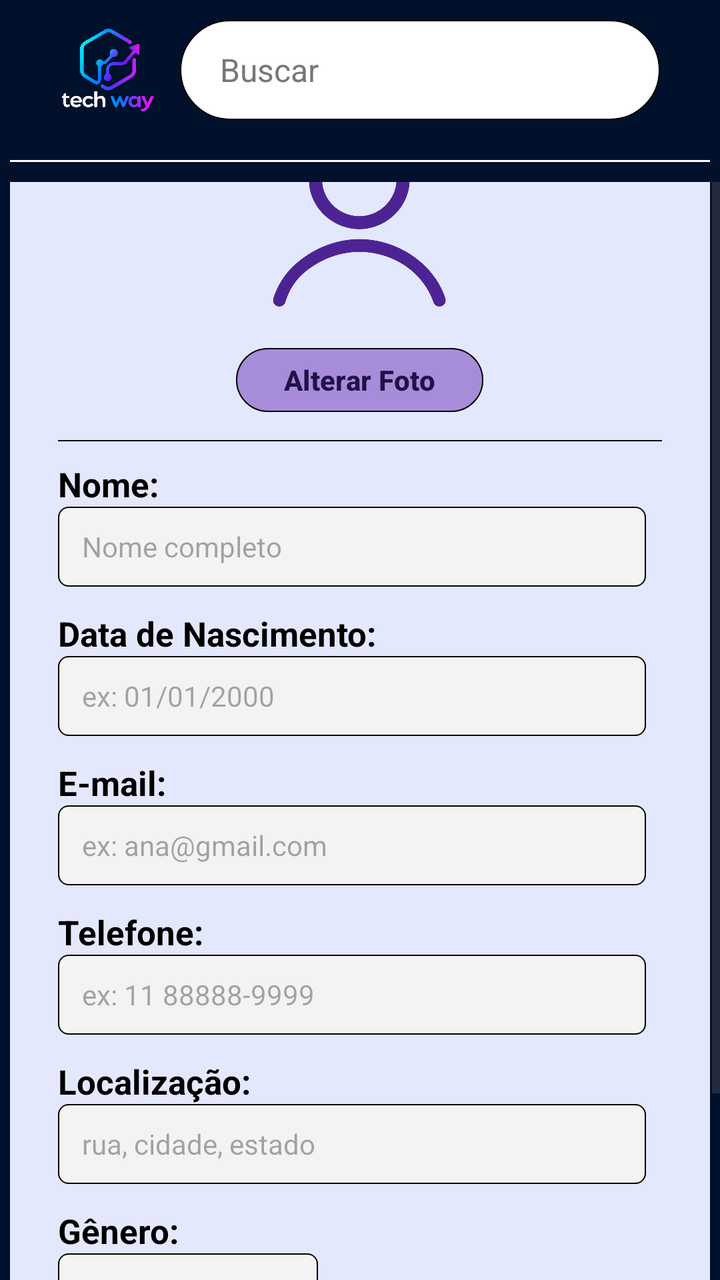
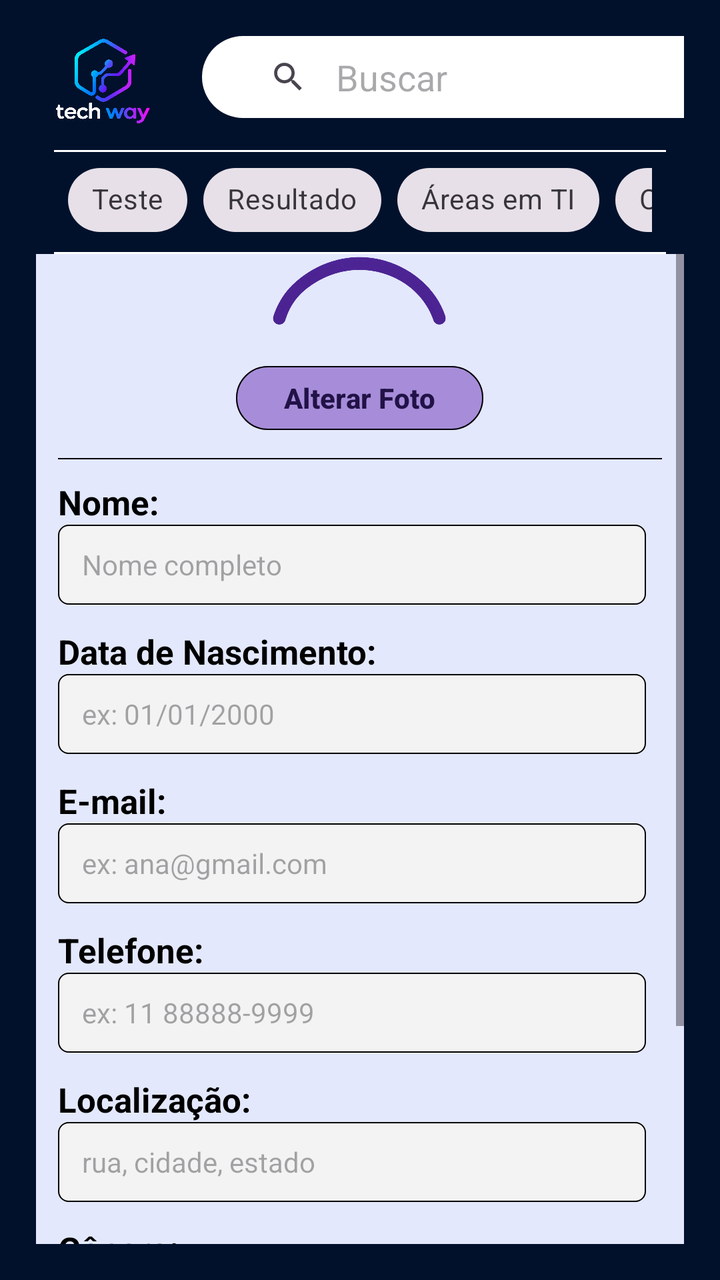

Before-and-after screenshots of an Android layout around one commit, followed by the original layout XML and the change that was made.
<!-- AndroidManifest.xml: application theme Theme.TechWayTCC -->
<!-- res/layout/alterar_dados_activity.xml -->
<?xml version="1.0" encoding="utf-8"?>
<LinearLayout xmlns:android="http://schemas.android.com/apk/res/android"
    xmlns:app="http://schemas.android.com/apk/res-auto"
    xmlns:tools="http://schemas.android.com/tools"
    android:id="@+id/alterarDados"
    android:layout_width="match_parent"
    android:layout_height="match_parent"
    android:background="#01112C"
    android:orientation="vertical"
    tools:context=".nylly.AlterarDados">


    <LinearLayout
        android:layout_width="match_parent"
        android:layout_height="70dp"
        android:orientation="horizontal"
        android:gravity="center_vertical"
        android:paddingStart="30dp"
        android:paddingEnd="15dp">

        <ImageView
            android:id="@+id/logo"
            android:layout_width="48dp"
            android:layout_height="48dp"
            android:layout_marginEnd="12dp"
            android:src="@drawable/logo"
            android:scaleType="fitCenter"
            android:contentDescription="@string/logo_description"/>

        <EditText
            android:id="@+id/barraPesquisa"
            android:layout_width="0dp"
            android:layout_height="50dp"
            android:layout_weight="1"
            android:layout_marginEnd="15dp"
            android:hint="@string/buscar"
            android:textColorHint="#777777"
            android:textSize="16sp"
            android:paddingStart="20dp"
            android:paddingEnd="20dp"
            android:background="@drawable/fundo_pesquisa"
            android:inputType="text"
            android:autofillHints="none"/>

    </LinearLayout>

    <View
        android:layout_width="350dp"
        android:layout_height="1dp"
        android:background="@color/white"
        android:layout_gravity="center"
        android:layout_marginTop="10dp"
        android:layout_marginBottom="10dp" />

    <ScrollView
        android:layout_width="match_parent"
        android:layout_height="0dp"
        android:layout_weight="1">

        <LinearLayout
            android:layout_width="350dp"
            android:layout_height="wrap_content"
            android:layout_gravity="center"
            android:layout_margin="30dp"
            android:background="@drawable/fundo_arredondado"
            android:orientation="vertical"
            android:padding="24dp">

            <TextView
                android:layout_width="wrap_content"
                android:layout_height="wrap_content"
                android:layout_gravity="center"
                android:text="Seu Perfil"
                android:textColor="@color/black"
                android:textStyle="bold"
                android:textSize="20sp" />

            <View
                android:layout_width="match_parent"
                android:layout_height="0.5dp"
                android:background="@color/black"
                android:layout_marginTop="10dp"
                android:layout_marginBottom="10dp" />

            <LinearLayout
                android:layout_width="match_parent"
                android:layout_height="wrap_content"
                android:orientation="horizontal"
                android:gravity="center">


                

                <LinearLayout
                    android:layout_width="wrap_content"
                    android:layout_height="wrap_content"
                    android:orientation="vertical"
                    android:gravity="center">

                    <com.google.android.material.imageview.ShapeableImageView
                        android:id="@+id/fotoPerfil"
                        android:layout_width="120dp"
                        android:layout_height="120dp"
                        android:contentDescription="Foto de perfil"
                        android:src="@drawable/chatgpt_image_22_de_ago__de_2026__12_52_58"
                        app:shapeAppearanceOverlay="@style/FotoPerfilCircular" />

                    <Button
                        android:id="@+id/btn_alterarFoto"
                        android:layout_width="wrap_content"
                        android:layout_height="40dp"
                        android:backgroundTint="#A78DD9"
                        android:text="Alterar Foto"
                        android:textColor="#211247"

                        android:textStyle="bold"
                        app:strokeWidth="0.5dp" />

                </LinearLayout>

            </LinearLayout>

            <View
                android:layout_width="match_parent"
                android:layout_height="0.5dp"
                android:background="@color/black"
                android:layout_marginTop="10dp"
                android:layout_marginBottom="10dp" />


            

            <LinearLayout
                android:layout_width="match_parent"
                android:layout_height="wrap_content"
                android:orientation="horizontal">


                

                <LinearLayout
                    android:layout_width="0dp"
                    android:layout_height="wrap_content"
                    android:layout_weight="1"
                    android:orientation="vertical"
                    android:paddingEnd="8dp">


                    <TextView
                        android:id="@+id/txtNome"
                        android:layout_width="wrap_content"
                        android:layout_height="wrap_content"
                        android:text="Nome:"
                        android:textStyle="bold"
                        android:textColor="@color/black"
                        android:textSize="17sp" />

                    <EditText
                        android:id="@+id/edtNome"
                        android:layout_width="match_parent"
                        android:layout_height="40dp"
                        android:textSize="14sp"
                        android:background="@drawable/edit_text"
                        android:layout_marginBottom="12dp"
                        android:hint="Nome completo"/>


                    <TextView
                        android:layout_width="wrap_content"
                        android:layout_height="wrap_content"
                        android:text="Data de Nascimento:"
                        android:textStyle="bold"
                        android:textColor="@color/black"
                        android:textSize="17sp"  />

                    <EditText
                        android:id="@+id/edtDataNascimento"
                        android:layout_width="match_parent"
                        android:layout_height="40dp"
                        android:textSize="14sp"
                        android:background="@drawable/edit_text"
                        android:layout_marginBottom="12dp"
                        android:hint="ex: 01/01/2000"
                        android:inputType="date"/>



                    <TextView
                        android:id="@+id/txtEmail"
                        android:layout_width="wrap_content"
                        android:layout_height="wrap_content"
                        android:text="E-mail:"
                        android:textStyle="bold"
                        android:textColor="@color/black"
                        android:textSize="17sp"  />

                    <EditText
                        android:id="@+id/edtEmail"
                        android:layout_width="match_parent"
                        android:layout_height="40dp"
                        android:textSize="14sp"
                        android:background="@drawable/edit_text"
                        android:layout_marginBottom="12dp"
                        android:hint="ex: ana@gmail.com"
                        android:inputType="textEmailAddress"/>

                    <TextView
                        android:id="@+id/txtTelefone"
                        android:layout_width="wrap_content"
                        android:layout_height="wrap_content"
                        android:text="Telefone:"
                        android:textStyle="bold"
                        android:textColor="@color/black"
                        android:textSize="17sp" />

                    <EditText
                        android:id="@+id/edtTelefone"
                        android:layout_width="match_parent"
                        android:layout_height="40dp"
                        android:textSize="14sp"
                        android:background="@drawable/edit_text"
                        android:layout_marginBottom="12dp"
                        android:hint="ex: 11 88888-9999"
                        android:inputType="phone"/>



                    <TextView
                        android:layout_width="wrap_content"
                        android:layout_height="wrap_content"
                        android:text="Localização:"
                        android:textStyle="bold"
                        android:textColor="@color/black"
                        android:textSize="17sp"  />

                    <EditText
                        android:id="@+id/edtLocalizacao"
                        android:layout_width="match_parent"
                        android:layout_height="40dp"
                        android:textSize="14sp"
                        android:background="@drawable/edit_text"
                        android:layout_marginBottom="12dp"
                        android:hint="rua, cidade, estado"/>


                    <TextView
                        android:layout_width="wrap_content"
                        android:layout_height="wrap_content"
                        android:text="Gênero:"
                        android:textStyle="bold"
                        android:textColor="@color/black"
                        android:textSize="17sp"  />

                    <Spinner
                        android:id="@+id/spinnerGenero"
                        android:layout_width="130dp"
                        android:layout_height="35dp"
                        android:layout_marginBottom="12dp"
                        android:background="@drawable/edit_text" />

                    <Button
                        android:id="@+id/btnSalvarDados"
                        android:layout_width="wrap_content"
                        android:layout_height="40dp"
                        android:layout_gravity="center"
                        android:layout_marginTop="15dp"
                        android:backgroundTint="#A78DD9"
                        android:text="Salvar dados"
                        android:textColor="#211247"
                        android:textStyle="bold" />

                </LinearLayout>

            </LinearLayout>

        </LinearLayout>

    </ScrollView>


</LinearLayout>
<!-- resources referenced by this layout -->
<resources>
  <color name="black">#FF000000</color>
  <color name="white">#FFFFFFFF</color>
  <!-- drawable chatgpt_image_22_de_ago__de_2026__12_52_58: png bitmap (drawable, 258322 bytes) -->
  <!-- drawable edit_text (drawable) -->
  <?xml version="1.0" encoding="utf-8"?>
  <shape xmlns:android="http://schemas.android.com/apk/res/android"
      android:shape="rectangle"
      >
  
      <solid android:color="#F3F3F3" />
  
      <stroke
          android:width="0.7dp"
          android:color="#000000" />
  
      <corners android:radius="5dp" />
  
      <padding
          android:left="12dp"
          android:right="12dp"
          android:top="8dp"
          android:bottom="8dp" />
  
  </shape>
  <!-- drawable fundo_arredondado (drawable) -->
  <shape
  
      xmlns:android="http://schemas.android.com/apk/res/android"
  
      android:shape="rectangle">
  
      <solid android:color="#E3E8FC"/>
  
      <corners android:radius="25dp"/>
  
  </shape>
  <!-- drawable fundo_pesquisa (drawable) -->
  <?xml version="1.0" encoding="utf-8"?>
  <shape xmlns:android="http://schemas.android.com/apk/res/android"
      android:shape="rectangle">
  
      <solid android:color="@color/white" />
  
      <stroke
          android:width="0.5dp"/>
  
      <corners android:radius="25dp" />
  
  </shape>
  <!-- drawable logo: png bitmap (drawable, 471142 bytes) -->
  <string name="buscar">Buscar</string>
  <string name="logo_description">logo</string>
  <style name="FotoPerfilCircular">
          <item name="cornerFamily">rounded</item>
          <item name="cornerSize">50%</item>
          <item name="strokeWidth">3dp</item>
          <item name="strokeColor">#0C031F</item>
      </style>
  <style name="Theme.TechWayTCC" parent="Base.Theme.TechWayTCC" />
  <style name="Base.Theme.TechWayTCC" parent="Theme.Material3.DayNight.NoActionBar">
          
          
      </style>
</resources>

<!-- the commit's change to res/layout/alterar_dados_activity.xml (unified diff, before → after) -->
@@ -6,56 +6,119 @@
     android:layout_width="match_parent"
     android:layout_height="match_parent"
     android:background="#01112C"
+    android:padding="18dp"
     android:orientation="vertical"
     tools:context=".nylly.AlterarDados">
 
-
     <LinearLayout
         android:layout_width="match_parent"
-        android:layout_height="70dp"
-        android:orientation="horizontal"
+        android:layout_height="wrap_content"
+        android:orientation="horizontal">
+
+        
+        <LinearLayout
+            android:layout_width="49dp"
+            android:layout_height="45dp"
+            android:padding="11dp"
+            android:orientation="horizontal"
+            android:layout_marginStart="9dp"
+            android:background="@drawable/logo">
+        </LinearLayout>
+
+        
+        <LinearLayout
+            android:id="@+id/conteiner_Barra2"
+            android:layout_width="match_parent"
+            android:layout_height="41dp"
+            android:layout_marginLeft="25dp"
+            android:orientation="horizontal">
+
+            <androidx.appcompat.widget.SearchView
+                android:id="@+id/barra_pesquisa2"
+                android:layout_width="280dp"
+                android:layout_height="wrap_content"
+                android:background="@drawable/barra_arredondada"
+                android:gravity="center"
+                android:padding="11dp"
+                app:iconifiedByDefault="false"
+                app:queryBackground="@null"
+                app:queryHint="Buscar" />
+        </LinearLayout>
+
+    </LinearLayout>
+
+    <View
+        android:layout_width="match_parent"
+        android:layout_height="1dp"
+        android:layout_marginTop="12dp"
+        android:layout_marginStart="9dp"
+        android:layout_marginEnd="9dp"
+        android:background="#FFFFFF" />
+
+    <LinearLayout
+        android:layout_width="match_parent"
+        android:layout_height="wrap_content"
         android:gravity="center_vertical"
-        android:paddingStart="30dp"
-        android:paddingEnd="15dp">
-
-        <ImageView
-            android:id="@+id/logo"
-            android:layout_width="48dp"
-            android:layout_height="48dp"
-            android:layout_marginEnd="12dp"
-            android:src="@drawable/logo"
-            android:scaleType="fitCenter"
-            android:contentDescription="@string/logo_description"/>
-
-        <EditText
-            android:id="@+id/barraPesquisa"
-            android:layout_width="0dp"
-            android:layout_height="50dp"
-            android:layout_weight="1"
-            android:layout_marginEnd="15dp"
-            android:hint="@string/buscar"
-            android:textColorHint="#777777"
-            android:textSize="16sp"
-            android:paddingStart="20dp"
-            android:paddingEnd="20dp"
-            android:background="@drawable/fundo_pesquisa"
-            android:inputType="text"
-            android:autofillHints="none"/>
+        android:orientation="horizontal">
+
+        <HorizontalScrollView
+            android:layout_width="match_parent"
+            android:layout_height="wrap_content"
+            android:scrollbars="none"
+            android:paddingStart="16dp"
+            android:paddingEnd="16dp">
+
+            <com.google.android.material.chip.ChipGroup
+                android:layout_width="wrap_content"
+                android:layout_height="wrap_content"
+                android:orientation="horizontal">
+
+                <com.google.android.material.chip.Chip
+                    android:id="@+id/chipTeste"
+                    style="@style/Widget.MaterialComponents.Chip.Choice"
+                    android:layout_width="wrap_content"
+                    android:layout_height="wrap_content"
+                    android:text="Teste" />
+
+                <com.google.android.material.chip.Chip
+                    android:id="@+id/chipResultado"
+                    style="@style/Widget.MaterialComponents.Chip.Choice"
+                    android:layout_width="wrap_content"
+                    android:layout_height="wrap_content"
+                    android:text="Resultado" />
+
+                <com.google.android.material.chip.Chip
+                    android:id="@+id/chipAreas"
+                    style="@style/Widget.MaterialComponents.Chip.Choice"
+                    android:layout_width="wrap_content"
+                    android:layout_height="wrap_content"
+                    android:text="Áreas em TI" />
+
+                <com.google.android.material.chip.Chip
+                    android:id="@+id/chipCursos"
+                    style="@style/Widget.MaterialComponents.Chip.Choice"
+                    android:layout_width="wrap_content"
+                    android:layout_height="wrap_content"
+                    android:text="Cursos" />
+
+            </com.google.android.material.chip.ChipGroup>
+        </HorizontalScrollView>
 
     </LinearLayout>
 
     <View
-        android:layout_width="350dp"
+        android:layout_width="match_parent"
         android:layout_height="1dp"
-        android:background="@color/white"
-        android:layout_gravity="center"
-        android:layout_marginTop="10dp"
-        android:layout_marginBottom="10dp" />
+        android:layout_marginTop="2dp"
+        android:layout_marginStart="9dp"
+        android:layout_marginEnd="9dp"
+        android:background="#FFFFFF" />
 
     <ScrollView
         android:layout_width="match_parent"
         android:layout_height="0dp"
-        android:layout_weight="1">
+        android:layout_weight="1"
+        android:fillViewport="true">
 
         <LinearLayout
             android:layout_width="350dp"
<!-- resource entries referenced after the edit -->
@@ -1,6 +1,16 @@
 <!-- resources referenced by this layout -->
 <resources>
   <color name="black">#FF000000</color>
+  <!-- drawable barra_arredondada (drawable) -->
+  <?xml version="1.0" encoding="utf-8"?>
+  <shape xmlns:android="http://schemas.android.com/apk/res/android"
+      android:shape="rectangle">
+  
+      <solid android:color="@color/white"/>
+      <corners android:radius="22dp"/>
+  
+  
+  </shape>
   <color name="white">#FFFFFFFF</color>
   <!-- drawable chatgpt_image_22_de_ago__de_2026__12_52_58: png bitmap (drawable, 258322 bytes) -->
   <!-- drawable edit_text (drawable) -->
@@ -36,22 +46,7 @@
       <corners android:radius="25dp"/>
   
   </shape>
-  <!-- drawable fundo_pesquisa (drawable) -->
-  <?xml version="1.0" encoding="utf-8"?>
-  <shape xmlns:android="http://schemas.android.com/apk/res/android"
-      android:shape="rectangle">
-  
-      <solid android:color="@color/white" />
-  
-      <stroke
-          android:width="0.5dp"/>
-  
-      <corners android:radius="25dp" />
-  
-  </shape>
   <!-- drawable logo: png bitmap (drawable, 471142 bytes) -->
-  <string name="buscar">Buscar</string>
-  <string name="logo_description">logo</string>
   <style name="FotoPerfilCircular">
           <item name="cornerFamily">rounded</item>
           <item name="cornerSize">50%</item>
